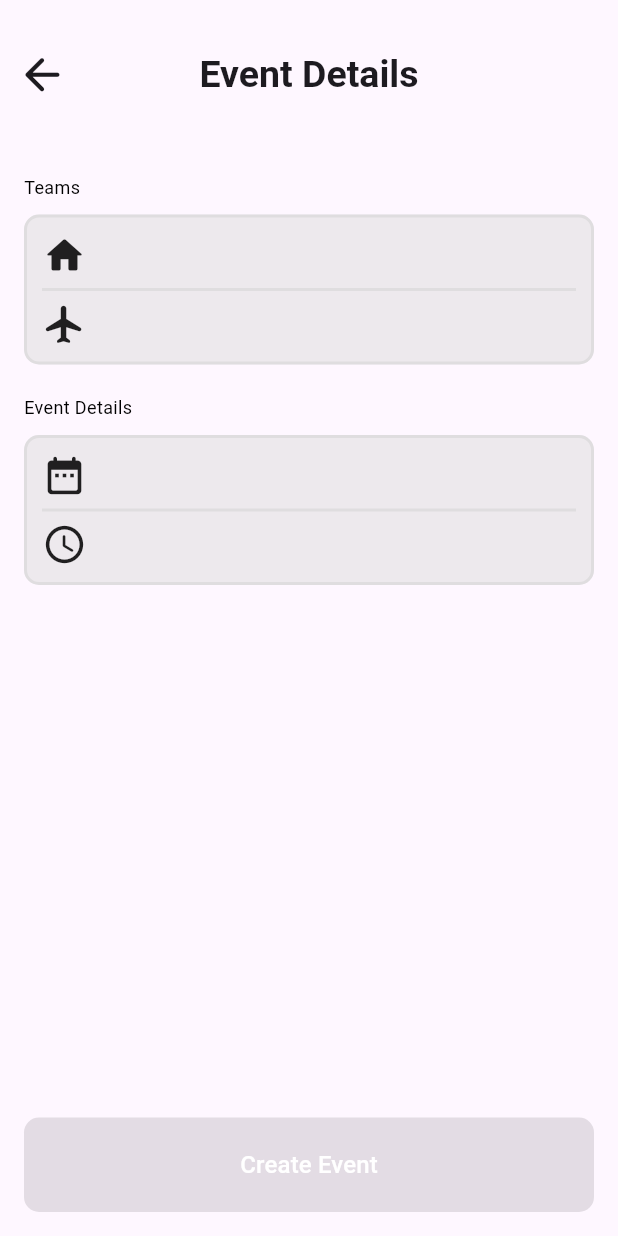
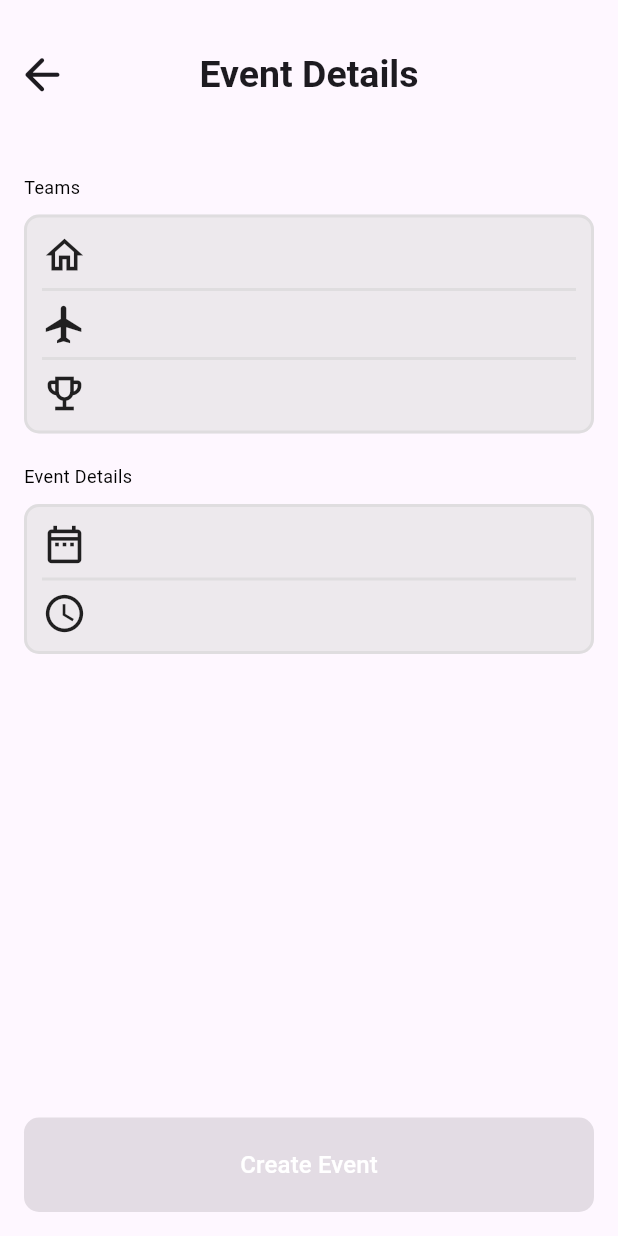
Before and after one commit to boguh/eseo_flutter_project, a Flutter app: the EventDetailsPage screen opened directly with empty values, on a phone screen of 412 x 824 dp. Run offline on Flutter 3.47's test engine with Material 3 defaults, Android fonts, the light colour scheme and no system bars; our stand-ins replace animated_custom_dropdown, cloud_firestore, firebase_core, flutter_bloc, flutter_svg, go_router and 5 more; missing offline and left inert: dart:ffi, extension_google_sign_in_as_googleapis_auth, googleapis; accounts and stored records are empty.

Commit message:
everything works

```diff
--- a/lib/models/event.dart
+++ b/lib/models/event.dart
@@ -10,6 +10,7 @@ class Event {
   final String time;
   final String homeTeam;
   final String visitorTeam;
+  late String championnat = '';
   late bool isAwayTeam = false;
 
   /// Constructor for the [Event] class
@@ -35,4 +36,9 @@ class Event {
   void setIsAwayTeam(bool bool) {
     isAwayTeam = bool;
   }
+
+  /// Sets the [championnat] property
+  void setChampionnat(String text) {
+    championnat = text;
+  }
 }
--- a/lib/pages/event_details_page.dart
+++ b/lib/pages/event_details_page.dart
@@ -1,4 +1,4 @@
-import 'package:app/widgets/google_auth_button.dart';
+
 import 'package:flutter/material.dart';
 import 'package:flutter_bloc/flutter_bloc.dart';
 import 'package:go_router/go_router.dart';
@@ -14,7 +14,7 @@ class EventDetailsPage extends StatelessWidget {
   const EventDetailsPage({super.key, required this.event});
 
   Future<void> _createEvent(BuildContext context) async {
-  final  accountCubit = context.read<AccountCubit>();
+
     // Build the start date time from e.g. date = 'dd/mm/yyyy' and time = 'hh:mm'
     List<String> dateParts = event.date.split('/');
     List<String> timeParts = event.time.split(':');
@@ -130,15 +130,22 @@ class EventDetailsPage extends StatelessWidget {
             Row(
               mainAxisAlignment: MainAxisAlignment.spaceBetween,
               children: [
-                const Icon(Icons.home_rounded, size: 30),
+                const Icon(Icons.home_outlined, size: 30),
                 Text(_formatTeamName(event.homeTeam), style: const TextStyle(fontSize: 18)),
               ],
             ),
             Row(
               mainAxisAlignment: MainAxisAlignment.spaceBetween,
               children: [
-                const Icon(Icons.flight_rounded, size: 30),
+                const Icon(Icons.flight_outlined, size: 30),
                 Text(_formatTeamName(event.visitorTeam), style: const TextStyle(fontSize: 18)),
+              ],
+            ),
+            Row(
+              mainAxisAlignment: MainAxisAlignment.spaceBetween,
+              children: [
+                const Icon(Icons.emoji_events_outlined, size: 30),
+                Text(_formatTeamName(event.championnat), style: const TextStyle(fontSize: 18)),
               ],
             ),
           ],
@@ -150,15 +157,25 @@ class EventDetailsPage extends StatelessWidget {
             Row(
               mainAxisAlignment: MainAxisAlignment.spaceBetween,
               children: [
-                const Icon(Icons.date_range_rounded, size: 30),
-                Text(event.date, style: const TextStyle(fontSize: 18)),
+                const Icon(Icons.date_range_outlined, size: 30),
+                Text(
+                    event.date,
+                    style: const TextStyle(
+                        fontSize: 18
+                    )
+                ),
               ],
             ),
             Row(
               mainAxisAlignment: MainAxisAlignment.spaceBetween,
               children: [
-                const Icon(Icons.access_time_rounded, size: 30),
-                Text(event.time, style: const TextStyle(fontSize: 18)),
+                const Icon(Icons.access_time_outlined, size: 30),
+                Text(
+                    event.time,
+                    style: const TextStyle(
+                        fontSize: 18
+                    )
+                ),
               ],
             ),
           ],
--- a/lib/pages/teams_select_page.dart
+++ b/lib/pages/teams_select_page.dart
@@ -1,5 +1,4 @@
 import 'package:flutter/material.dart';
-import 'package:cloud_firestore/cloud_firestore.dart';
 import 'package:go_router/go_router.dart';
 import 'package:shared_preferences/shared_preferences.dart';
 import 'dart:convert';
@@ -137,6 +136,7 @@ class _TeamsPageState extends State<TeamsPage> {
     }
   }
 
+  /// Build the widget
   @override
   Widget build(BuildContext context) {
     return WillPopScope(
@@ -376,7 +376,6 @@ class _TeamsPageState extends State<TeamsPage> {
       itemBuilder: (context, index) {
         final team = filteredTeams.values.elementAt(index);
         final teamId = filteredTeams.keys.elementAt(index);
-
         return Padding(
           padding: const EdgeInsets.symmetric(vertical: 8.0),
           child: Row(
@@ -406,8 +405,6 @@ class _TeamsPageState extends State<TeamsPage> {
                       maxLines: 1,
                       overflow: TextOverflow.ellipsis,
                     ),
-
-
                     Text(
                       team['championnat'],
                       style: const TextStyle(
--- a/lib/pages/welcome_page.dart
+++ b/lib/pages/welcome_page.dart
@@ -99,7 +99,9 @@ class _WelcomePageState extends State<WelcomePage> {
   Widget _buildCustomAppBar() {
     return Container(
       width: double.infinity,
-      margin: const EdgeInsets.symmetric(horizontal: 20.0, vertical: 20.0),
+      // Margin Top, Left and Right : 20.0
+      // Margin Bottom : 10.0
+      margin: const EdgeInsets.fromLTRB(20.0, 20.0, 20.0, 10.0),
       decoration: BoxDecoration(
         color: Colors.blueAccent,
         borderRadius: BorderRadius.circular(20),
--- a/lib/services/matches_service.dart
+++ b/lib/services/matches_service.dart
@@ -25,6 +25,7 @@ Future<List<Event>> _fetchSelectedTeamMatches(String teamName, int selectedWeek,
           if (getWeekNumber(date) == selectedWeek) {
             Event event = Event.fromMap(match);
             event.setIsAwayTeam(doc['teamName'].contains(event.visitorTeam.split(' ')[0]));
+            event.setChampionnat(doc['championnat']);
             selectedTeamsEvents.add(event);
           }
         }
--- a/lib/services/teams_select_service.dart
+++ b/lib/services/teams_select_service.dart
@@ -9,8 +9,6 @@ Map<String, Map<String, dynamic>> getFilteredTeams(teams,searchTerm,showSelected
             team['teamName'].toString().toUpperCase().contains(searchTerm.toUpperCase());
         final matchesSelected = !showSelectedOnly || team['selected'] == true;
         return matchesSearch && matchesSelected;
-
-
       })
   );
 }
@@ -20,7 +18,6 @@ Future<Map<String, Map<String, dynamic>>> fetchTeams(mounted,teams) async {
   await FirebaseFirestore.instance.collection('equipes').get();
  // if (!mounted) return teams;
   teams.clear();
-  print ('teams');
     for (var doc in querySnapshot.docs) {
       teams[doc.id] = {
         'teamName': doc['teamName'] as String,
@@ -29,6 +26,5 @@ Future<Map<String, Map<String, dynamic>>> fetchTeams(mounted,teams) async {
         'marked': false,
       };
     }
-    print ('teams: $teams');
 return teams;
 }
--- a/lib/widgets/event_card.dart
+++ b/lib/widgets/event_card.dart
@@ -23,7 +23,7 @@ class EventCard extends StatelessWidget {
       child: Container(
         width: double.infinity,
         height: 100.0,
-        margin: const EdgeInsets.only(bottom: 20.0),
+        margin: const EdgeInsets.only(bottom: 10.0),
         padding: const EdgeInsets.all(10.0),
         decoration: BoxDecoration(
           color: Colors.white,
--- a/lib/widgets/google_auth_button.dart
+++ b/lib/widgets/google_auth_button.dart
@@ -1,7 +1,7 @@
 import 'package:flutter/material.dart';
 import 'package:flutter_bloc/flutter_bloc.dart';
 import '../pages/connexion_page.dart';
-import '../pages/welcome_page.dart';
+
 import '../services/account_cubit.dart';
 
 
@@ -14,7 +14,7 @@ class GoogleAccountToggle extends StatefulWidget {
 }
 
 class _GoogleAccountToggleState extends State<GoogleAccountToggle> {
-   // Détermine si l'utilisateur est authentifié ou non
+  // Détermine si l'utilisateur est authentifié ou non
 
   // Méthode pour simuler l'authentification
   void _toggleAuthentication() {
--- a/pubspec.yaml
+++ b/pubspec.yaml
@@ -52,6 +52,7 @@ dependencies:
   animated_custom_dropdown: ^3.1.1
   image_picker: ^1.1.2
   intl: ^0.20.1
+  flutter_launcher_icons: ^0.14.2
 
 dev_dependencies:
   flutter_test:
```
Also changed, not shown: assets/icon/icon.png (added), pubspec.lock, 20 other files.
